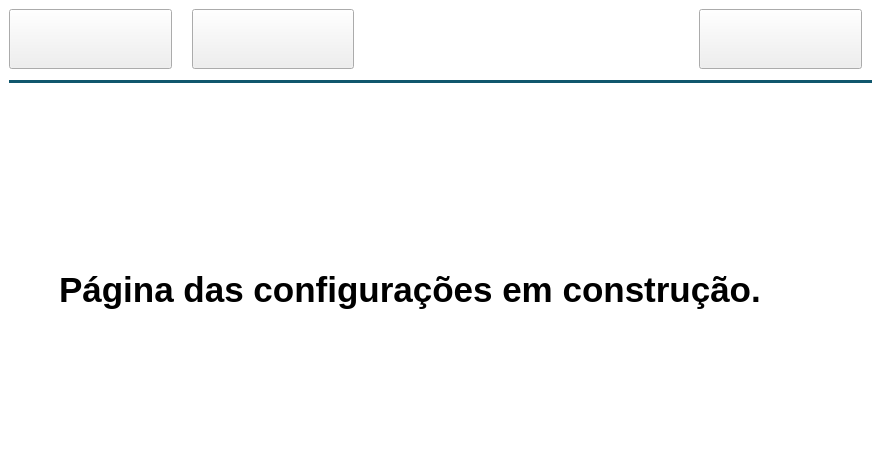
Old version of the form Code/Interface/mainwindow.ui in the repository Matheusodias/infralab_direct_shear_embedded_interface.
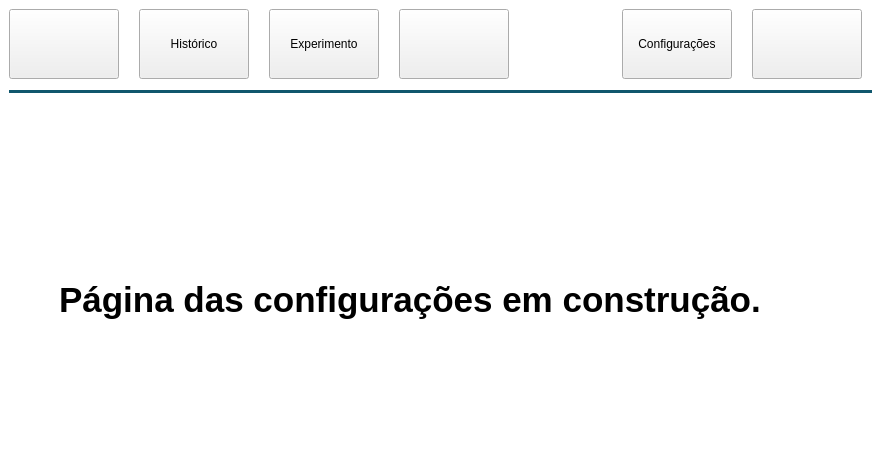
New version of the form. The open tabs and pages were chosen to show the change. Icons and pictures are not drawn.

Commit message: Before deleting QPushButtons from outside experiment header.

```diff
--- a/Code/Interface/mainwindow.ui
+++ b/Code/Interface/mainwindow.ui
@@ -73,7 +73,7 @@
          <number>0</number>
         </property>
         <item>
-         <layout class="QHBoxLayout" name="outside_experiment_header_layout" stretch="1,1,2,1">
+         <layout class="QHBoxLayout" name="outside_experiment_header_layout" stretch="1,1,1,1,2,1,1">
           <property name="spacing">
            <number>20</number>
           </property>
@@ -130,6 +130,79 @@
             </property>
            </widget>
           </item>
+          <item>
+           <widget class="QToolButton" name="toolButton">
+            <property name="sizePolicy">
+             <sizepolicy hsizetype="Minimum" vsizetype="Minimum">
+              <horstretch>0</horstretch>
+              <verstretch>0</verstretch>
+             </sizepolicy>
+            </property>
+            <property name="minimumSize">
+             <size>
+              <width>110</width>
+              <height>60</height>
+             </size>
+            </property>
+            <property name="maximumSize">
+             <size>
+              <width>300</width>
+              <height>80</height>
+             </size>
+            </property>
+            <property name="styleSheet">
+             <string notr="true"/>
+            </property>
+            <property name="text">
+             <string>Histórico</string>
+            </property>
+            <property name="icon">
+             <iconset resource="images/resources.qrc">
+              <normaloff>:/light_history.png</normaloff>:/light_history.png</iconset>
+            </property>
+            <property name="iconSize">
+             <size>
+              <width>80</width>
+              <height>80</height>
+             </size>
+            </property>
+            <property name="toolButtonStyle">
+             <enum>Qt::ToolButtonTextUnderIcon</enum>
+            </property>
+           </widget>
+          </item>
+          <item>
+           <widget class="QToolButton" name="toolButton_3">
+            <property name="minimumSize">
+             <size>
+              <width>110</width>
+              <height>70</height>
+             </size>
+            </property>
+            <property name="maximumSize">
+             <size>
+              <width>300</width>
+              <height>80</height>
+             </size>
+            </property>
+            <property name="text">
+             <string>Experimento</string>
+            </property>
+            <property name="icon">
+             <iconset resource="images/resources.qrc">
+              <normaloff>:/light_experiment.png</normaloff>:/light_experiment.png</iconset>
+            </property>
+            <property name="iconSize">
+             <size>
+              <width>70</width>
+              <height>60</height>
+             </size>
+            </property>
+            <property name="toolButtonStyle">
+             <enum>Qt::ToolButtonTextUnderIcon</enum>
+            </property>
+           </widget>
+          </item>
           <item>
            <widget class="QPushButton" name="experimentButton">
             <property name="sizePolicy">
@@ -187,6 +260,38 @@
             </property>
            </spacer>
           </item>
+          <item>
+           <widget class="QToolButton" name="toolButton_2">
+            <property name="minimumSize">
+             <size>
+              <width>110</width>
+              <height>70</height>
+             </size>
+            </property>
+            <property name="maximumSize">
+             <size>
+              <width>300</width>
+              <height>80</height>
+             </size>
+            </property>
+            <property name="text">
+             <string>Configurações</string>
+            </property>
+            <property name="icon">
+             <iconset resource="images/resources.qrc">
+              <normaloff>:/light_configuration.png</normaloff>:/light_configuration.png</iconset>
+            </property>
+            <property name="iconSize">
+             <size>
+              <width>80</width>
+              <height>60</height>
+             </size>
+            </property>
+            <property name="toolButtonStyle">
+             <enum>Qt::ToolButtonTextUnderIcon</enum>
+            </property>
+           </widget>
+          </item>
           <item>
            <widget class="QPushButton" name="configurationButton">
             <property name="sizePolicy">
```
Left out of the diff: 4 changed lines with no effect on the pictures. The commit also changes 10 other files.
